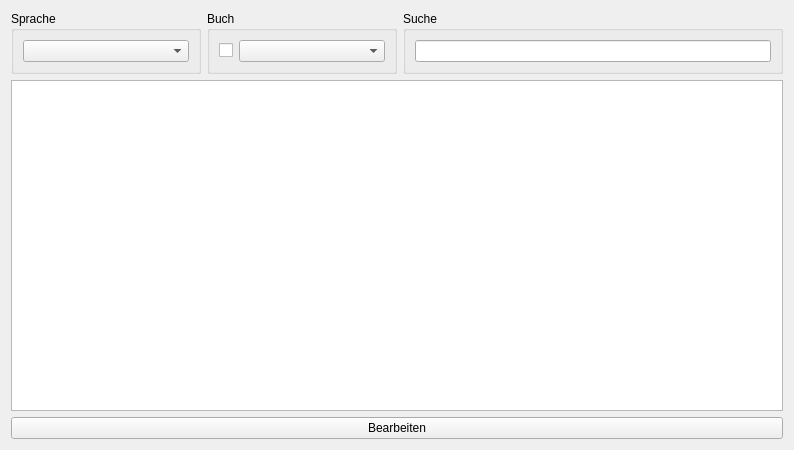
This is UIs/WindowWoerterbuch.ui in JPaehr/VokabelTrainer as Qt 5 draws it before an edit. The edited form follows.
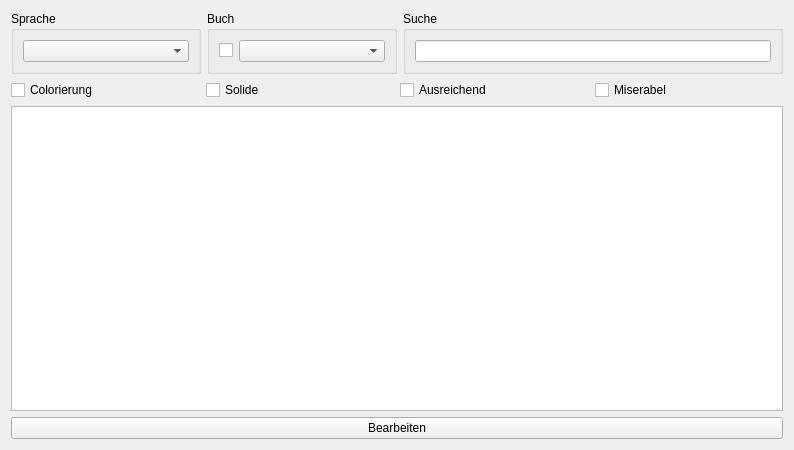
This is the edited form.

```diff
--- a/UIs/WindowWoerterbuch.ui
+++ b/UIs/WindowWoerterbuch.ui
@@ -65,6 +65,38 @@
      </item>
     </layout>
    </item>
+   <item>
+    <layout class="QHBoxLayout" name="horizontalLayout_3">
+     <item>
+      <widget class="QCheckBox" name="cbColor">
+       <property name="text">
+        <string>Colorierung</string>
+       </property>
+      </widget>
+     </item>
+     <item>
+      <widget class="QCheckBox" name="cbSolid">
+       <property name="text">
+        <string>Solide</string>
+       </property>
+      </widget>
+     </item>
+     <item>
+      <widget class="QCheckBox" name="cbSufficient">
+       <property name="text">
+        <string>Ausreichend</string>
+       </property>
+      </widget>
+     </item>
+     <item>
+      <widget class="QCheckBox" name="cbMiserable">
+       <property name="text">
+        <string>Miserabel</string>
+       </property>
+      </widget>
+     </item>
+    </layout>
+   </item>
    <item>
     <widget class="QTableView" name="tVWoerterbuch"/>
    </item>
```
